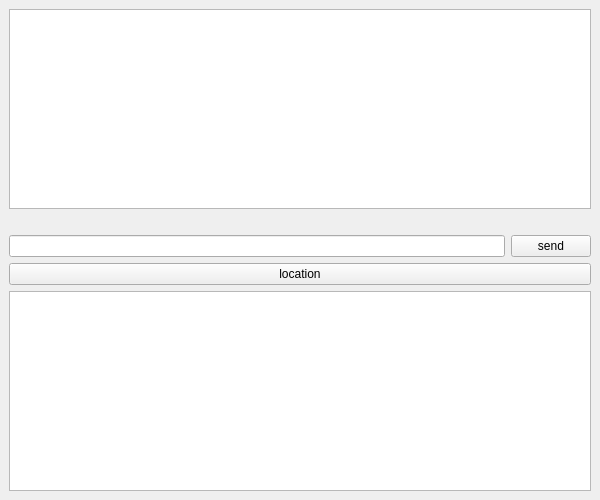
The window that GUI/chatwindow.ui (Don27san/ikomm-Gruppe2) describes before a commit, drawn with Qt 5.
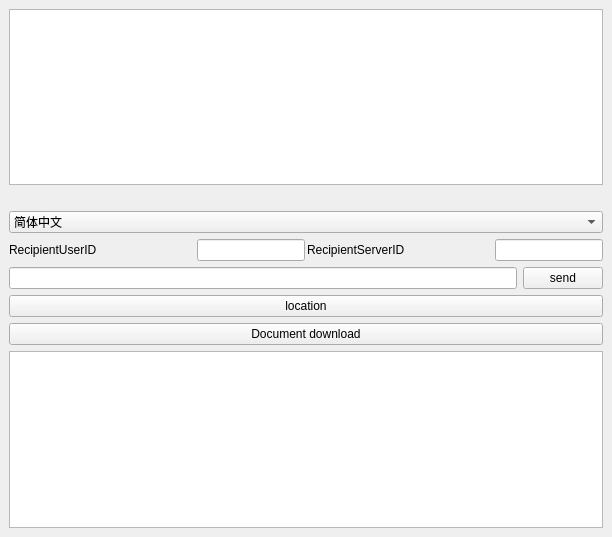
The same window after the commit.

Commit message: documentdownload button recipient userid resipient serverid all infomation on textlabel show language selct button todo: api connection for documentdownload chatmessage language select

Diff of the .ui file:
```diff
--- a/GUI/chatwindow.ui
+++ b/GUI/chatwindow.ui
@@ -6,8 +6,8 @@
    <rect>
     <x>0</x>
     <y>0</y>
-    <width>600</width>
-    <height>500</height>
+    <width>612</width>
+    <height>537</height>
    </rect>
   </property>
   <widget class="QWidget" name="centralwidget">
@@ -16,12 +16,101 @@
      <widget class="QTextBrowser" name="chatDisplay"/>
     </item>
     <item>
-     <widget class="QLabel" name="typingLabel"/>
+     <widget class="QLabel" name="typingLabel">
+      <property name="sizePolicy">
+       <sizepolicy hsizetype="Preferred" vsizetype="Preferred">
+        <horstretch>0</horstretch>
+        <verstretch>0</verstretch>
+       </sizepolicy>
+      </property>
+      <property name="text">
+       <string/>
+      </property>
+     </widget>
+    </item>
+    <item>
+     <widget class="QComboBox" name="comboBox">
+      <property name="currentText">
+       <string>简体中文</string>
+      </property>
+      <item>
+       <property name="text">
+        <string>简体中文</string>
+       </property>
+      </item>
+      <item>
+       <property name="text">
+        <string>English</string>
+       </property>
+      </item>
+      <item>
+       <property name="text">
+        <string>Deutsch</string>
+       </property>
+      </item>
+     </widget>
+    </item>
+    <item>
+     <layout class="QHBoxLayout" name="horizontalLayout_5">
+      <property name="spacing">
+       <number>2</number>
+      </property>
+      <property name="topMargin">
+       <number>0</number>
+      </property>
+      <item>
+       <widget class="QLabel" name="label">
+        <property name="text">
+         <string>RecipientUserID</string>
+        </property>
+       </widget>
+      </item>
+      <item>
+       <widget class="QLineEdit" name="recipient_user_id">
+        <property name="sizePolicy">
+         <sizepolicy hsizetype="Fixed" vsizetype="Fixed">
+          <horstretch>0</horstretch>
+          <verstretch>0</verstretch>
+         </sizepolicy>
+        </property>
+       </widget>
+      </item>
+      <item>
+       <widget class="QLabel" name="label_2">
+        <property name="text">
+         <string>RecipientServerID</string>
+        </property>
+       </widget>
+      </item>
+      <item>
+       <widget class="QLineEdit" name="recipient_server_id">
+        <property name="sizePolicy">
+         <sizepolicy hsizetype="Fixed" vsizetype="Fixed">
+          <horstretch>0</horstretch>
+          <verstretch>0</verstretch>
+         </sizepolicy>
+        </property>
+       </widget>
+      </item>
+     </layout>
     </item>
     <item>
      <layout class="QHBoxLayout" name="horizontalLayout">
       <item>
-       <widget class="QLineEdit" name="messageInput"/>
+       <widget class="QLineEdit" name="messageInput">
+        <property name="sizePolicy">
+         <sizepolicy hsizetype="Expanding" vsizetype="Fixed">
+          <horstretch>0</horstretch>
+          <verstretch>0</verstretch>
+         </sizepolicy>
+        </property>
+        <property name="maximumSize">
+         <size>
+          <width>16777213</width>
+          <height>16777215</height>
+         </size>
+        </property>
+       </widget>
       </item>
       <item>
        <widget class="QPushButton" name="sendButton">
@@ -40,7 +129,14 @@
      </widget>
     </item>
     <item>
-     <widget class="QTextBrowser" name="mapView"/>
+     <widget class="QPushButton" name="pushButton">
+      <property name="text">
+       <string>Document download</string>
+      </property>
+     </widget>
+    </item>
+    <item>
+     <widget class="QTextBrowser" name="status"/>
     </item>
    </layout>
   </widget>
```
The commit also changes 4 other files.
